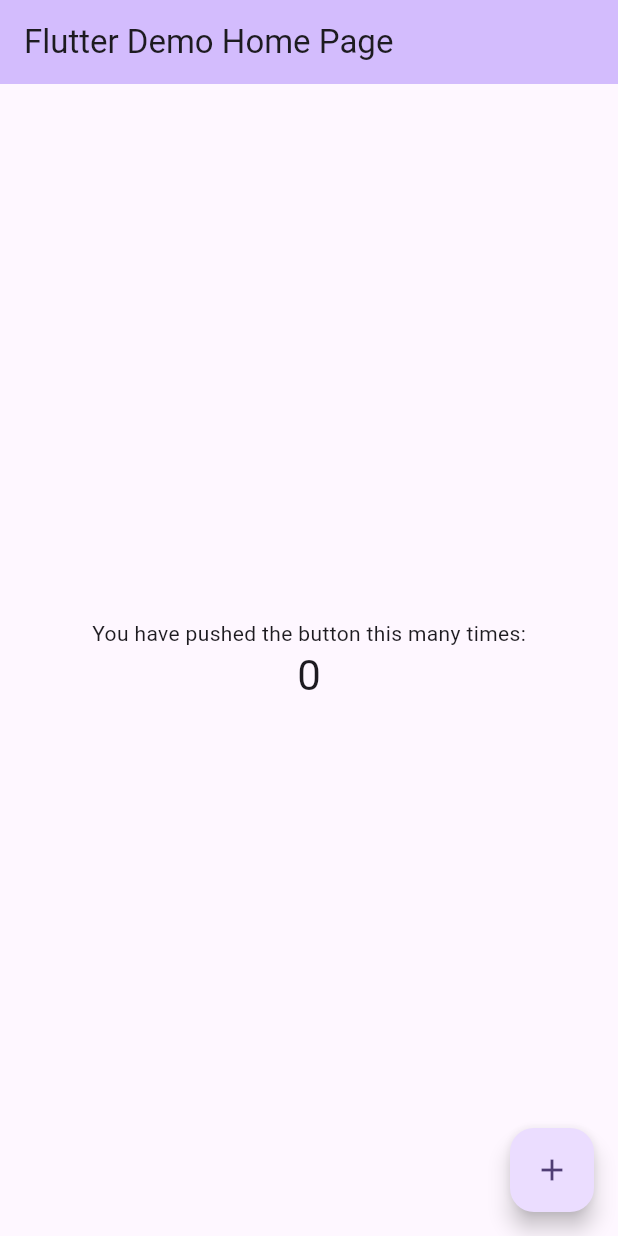
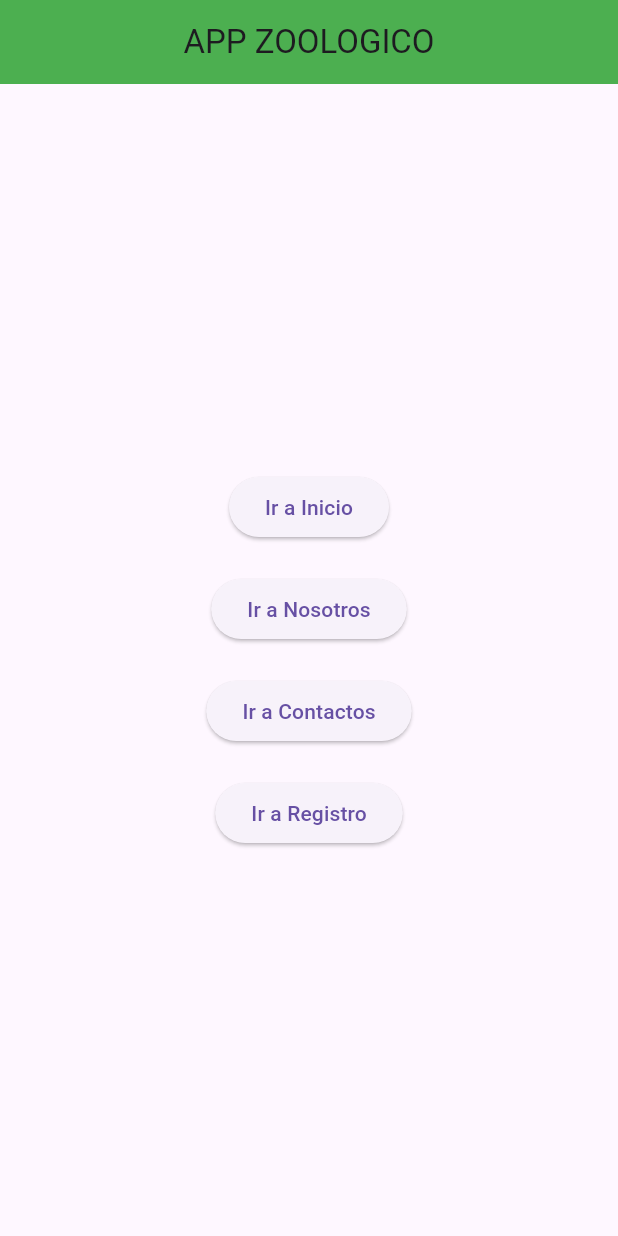
Before and after one commit to dcuatin94/app_zoologico, a Flutter app: the screen it shows after launch, on a phone screen of 412 x 824 dp. Run offline on Flutter 3.47's test engine with Material 3 defaults, Android fonts, the phone set to English and light mode, and no system bars.

Commit message:
Agregué nuevas funciones a la pantalla principal

```diff
--- a/lib/main.dart
+++ b/lib/main.dart
@@ -1,4 +1,5 @@
 import 'package:flutter/material.dart';
+import 'src/home.dart'; // Importa la pantalla de inicio que tiene la navegación
 
 void main() {
   runApp(const MyApp());
@@ -7,119 +8,15 @@
 class MyApp extends StatelessWidget {
   const MyApp({super.key});
 
-  // This widget is the root of your application.
   @override
   Widget build(BuildContext context) {
     return MaterialApp(
-      title: 'Flutter Demo',
+      title: 'Navegación Básica',
       theme: ThemeData(
-        // This is the theme of your application.
-        //
-        // TRY THIS: Try running your application with "flutter run". You'll see
-        // the application has a purple toolbar. Then, without quitting the app,
-        // try changing the seedColor in the colorScheme below to Colors.green
-        // and then invoke "hot reload" (save your changes or press the "hot
-        // reload" button in a Flutter-supported IDE, or press "r" if you used
-        // the command line to start the app).
-        //
-        // Notice that the counter didn't reset back to zero; the application
-        // state is not lost during the reload. To reset the state, use hot
-        // restart instead.
-        //
-        // This works for code too, not just values: Most code changes can be
-        // tested with just a hot reload.
-        colorScheme: ColorScheme.fromSeed(seedColor: Colors.deepPurple),
-        useMaterial3: true,
+        primarySwatch: Colors.green, // Color principal verde
       ),
-      home: const MyHomePage(title: 'Flutter Demo Home Page'),
+      home:
+          const HomeScreen(), // Pantalla principal será la de inicio (HomeScreen)
     );
   }
 }
-
-class MyHomePage extends StatefulWidget {
-  const MyHomePage({super.key, required this.title});
-
-  // This widget is the home page of your application. It is stateful, meaning
-  // that it has a State object (defined below) that contains fields that affect
-  // how it looks.
-
-  // This class is the configuration for the state. It holds the values (in this
-  // case the title) provided by the parent (in this case the App widget) and
-  // used by the build method of the State. Fields in a Widget subclass are
-  // always marked "final".
-
-  final String title;
-
-  @override
-  State<MyHomePage> createState() => _MyHomePageState();
-}
-
-class _MyHomePageState extends State<MyHomePage> {
-  int _counter = 0;
-
-  void _incrementCounter() {
-    setState(() {
-      // This call to setState tells the Flutter framework that something has
-      // changed in this State, which causes it to rerun the build method below
-      // so that the display can reflect the updated values. If we changed
-      // _counter without calling setState(), then the build method would not be
-      // called again, and so nothing would appear to happen.
-      _counter++;
-    });
-  }
-
-  @override
-  Widget build(BuildContext context) {
-    // This method is rerun every time setState is called, for instance as done
-    // by the _incrementCounter method above.
-    //
-    // The Flutter framework has been optimized to make rerunning build methods
-    // fast, so that you can just rebuild anything that needs updating rather
-    // than having to individually change instances of widgets.
-    return Scaffold(
-      appBar: AppBar(
-        // TRY THIS: Try changing the color here to a specific color (to
-        // Colors.amber, perhaps?) and trigger a hot reload to see the AppBar
-        // change color while the other colors stay the same.
-        backgroundColor: Theme.of(context).colorScheme.inversePrimary,
-        // Here we take the value from the MyHomePage object that was created by
-        // the App.build method, and use it to set our appbar title.
-        title: Text(widget.title),
-      ),
-      body: Center(
-        // Center is a layout widget. It takes a single child and positions it
-        // in the middle of the parent.
-        child: Column(
-          // Column is also a layout widget. It takes a list of children and
-          // arranges them vertically. By default, it sizes itself to fit its
-          // children horizontally, and tries to be as tall as its parent.
-          //
-          // Column has various properties to control how it sizes itself and
-          // how it positions its children. Here we use mainAxisAlignment to
-          // center the children vertically; the main axis here is the vertical
-          // axis because Columns are vertical (the cross axis would be
-          // horizontal).
-          //
-          // TRY THIS: Invoke "debug painting" (choose the "Toggle Debug Paint"
-          // action in the IDE, or press "p" in the console), to see the
-          // wireframe for each widget.
-          mainAxisAlignment: MainAxisAlignment.center,
-          children: <Widget>[
-            const Text(
-              'You have pushed the button this many times:',
-            ),
-            Text(
-              '$_counter',
-              style: Theme.of(context).textTheme.headlineMedium,
-            ),
-          ],
-        ),
-      ),
-      floatingActionButton: FloatingActionButton(
-        onPressed: _incrementCounter,
-        tooltip: 'Increment',
-        child: const Icon(Icons.add),
-      ), // This trailing comma makes auto-formatting nicer for build methods.
-    );
-  }
-}
--- /dev/null
+++ b/lib/src/home.dart
@@ -0,0 +1,70 @@
+import 'package:flutter/material.dart';
+import 'inicio.dart';
+import 'nosotros.dart';
+import 'contactos.dart';
+import 'registro.dart';  // Importa la nueva pantalla de registro
+
+class HomeScreen extends StatelessWidget {
+  const HomeScreen({super.key});
+
+  @override
+  Widget build(BuildContext context) {
+    return Scaffold(
+      appBar: AppBar(
+        centerTitle: true,
+        title: const Text('APP ZOOLOGICO'),
+        backgroundColor: Colors.green,  // Color personalizado para el AppBar
+      ),
+      body: Center(
+        child: Column(
+          mainAxisAlignment: MainAxisAlignment.center,
+          children: [
+            ElevatedButton(
+              onPressed: () {
+                // Navegar a la pantalla de Inicio
+                Navigator.push(
+                  context,
+                  MaterialPageRoute(builder: (context) => const InicioScreen()),
+                );
+              },
+              child: const Text('Ir a Inicio'),
+            ),
+            const SizedBox(height: 20),  // Espacio entre los botones
+            ElevatedButton(
+              onPressed: () {
+                // Navegar a la pantalla de Nosotros
+                Navigator.push(
+                  context,
+                  MaterialPageRoute(builder: (context) => const NosotrosScreen()),
+                );
+              },
+              child: const Text('Ir a Nosotros'),
+            ),
+            const SizedBox(height: 20),  // Espacio entre los botones
+            ElevatedButton(
+              onPressed: () {
+                // Navegar a la pantalla de Contactos
+                Navigator.push(
+                  context,
+                  MaterialPageRoute(builder: (context) => const ContactosScreen()),
+                );
+              },
+              child: const Text('Ir a Contactos'),
+            ),
+            const SizedBox(height: 20),  // Espacio entre los botones
+            ElevatedButton(
+              onPressed: () {
+                // Navegar a la pantalla de Registro
+                Navigator.push(
+                  context,
+                  MaterialPageRoute(builder: (context) => const RegistroScreen()),  // Navega a la nueva pantalla de registro
+                );
+              },
+              child: const Text('Ir a Registro'),
+            ),
+          ],
+        ),
+      ),
+    );
+  }
+}
```
Also changed, not shown: lib/src/card_screen.dart (added, +71 -0 lines), lib/src/contactos.dart (added, +49 -0 lines), lib/src/galeria.dart (added, +17 -0 lines), lib/src/inicio.dart (added, +55 -0 lines), lib/src/nosotros.dart (added, +143 -0 lines), lib/src/registro.dart (added, +108 -0 lines), pubspec.yaml (+8 -70 lines), assets/galeria/condor.jpg (added), assets/galeria/galapagos.jpg (added), assets/galeria/jaguar.jpg (added), assets/galeria/leon.jpg (added), pubspec.lock, 1 other file.
